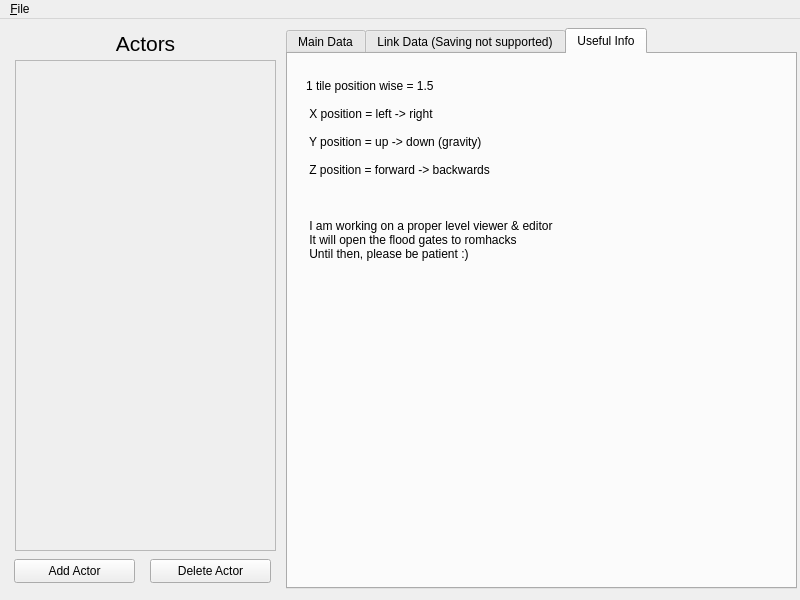
Before: the Qt Designer form LevelEditorUI/UI/ui_form.ui in Owen-Splat/LAS-Level-Editor, drawn with Qt 5.
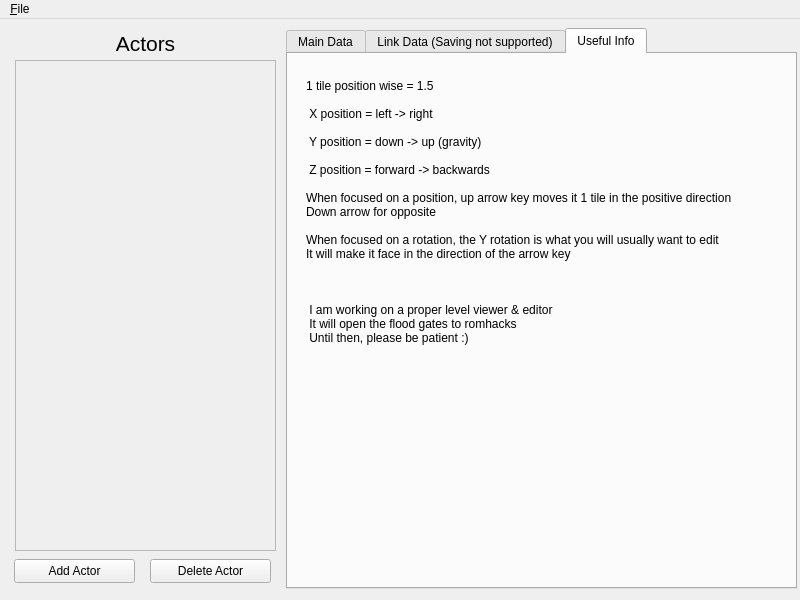
After: the same form once the commit is applied. The open tabs and pages were chosen to show the change.

Commit message: adds arrow key controls for position & rotation

The edit to the form file:
```diff
--- a/LevelEditorUI/UI/ui_form.ui
+++ b/LevelEditorUI/UI/ui_form.ui
@@ -1371,9 +1371,15 @@
 
  X position = left -&gt; right 
 
- Y position = up -&gt; down (gravity) 
+ Y position = down -&gt; up (gravity) 
 
- Z position = forward -&gt; backwards 
+ Z position = forward -&gt; backwards
+
+When focused on a position, up arrow key moves it 1 tile in the positive direction
+Down arrow for opposite
+
+When focused on a rotation, the Y rotation is what you will usually want to edit
+It will make it face in the direction of the arrow key
 
 
 
```
The commit also changes 3 other files.
